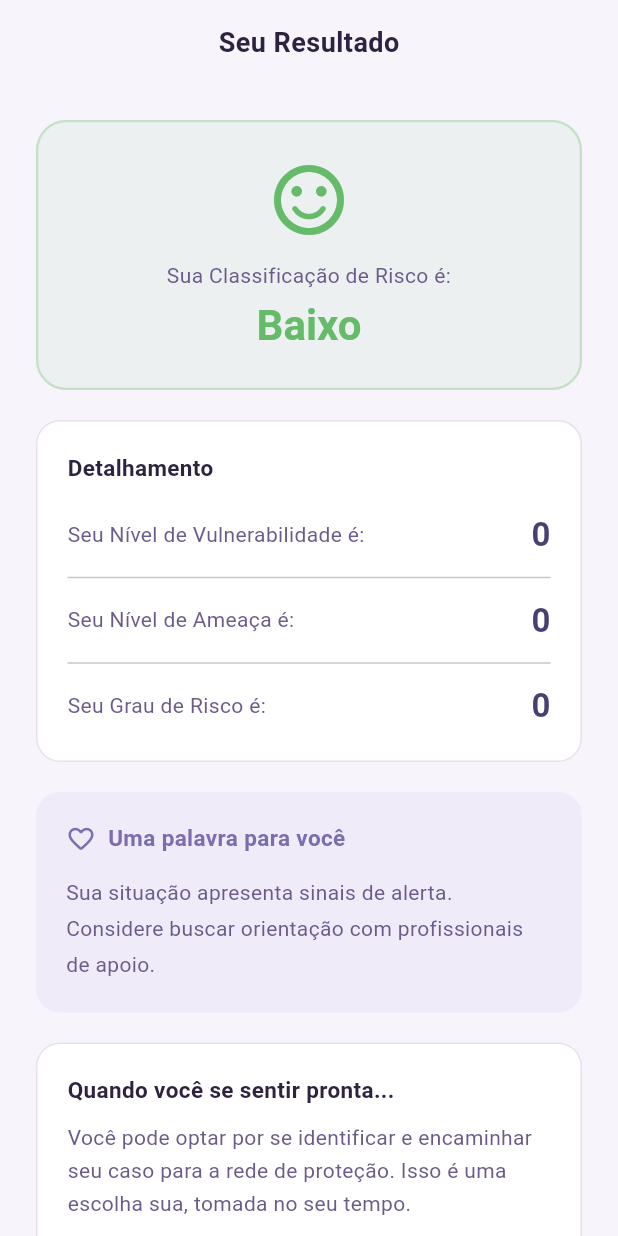
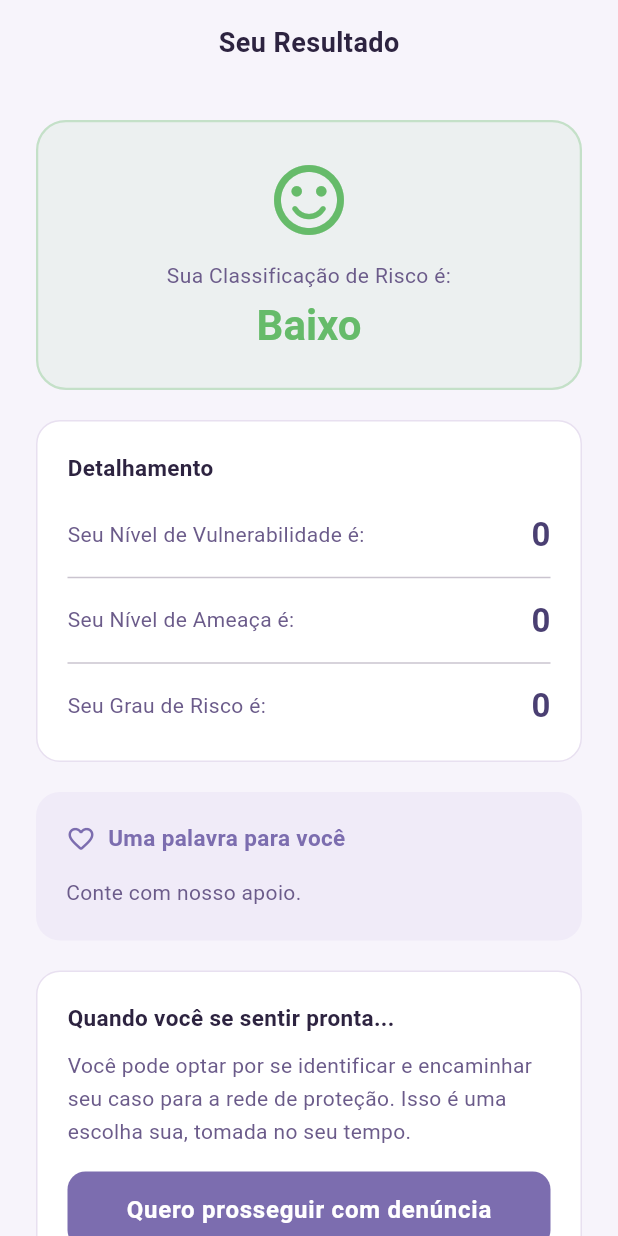
Before and after one commit to Emyrreis/desperte-mulher, a Flutter app: the ResultScreen screen opened directly with empty values, on a phone screen of 412 x 824 dp. Run offline on Flutter 3.47's test engine with Material 3 defaults, Android fonts, the phone set to English and light mode, and no system bars.

Commit message:
alterando mensagens  do result

```diff
--- a/lib/models/calculator.dart
+++ b/lib/models/calculator.dart
@@ -38,17 +38,13 @@ class RiskResult {
   String get orientationMessage {
     switch (classification) {
       case RiskClassification.baixo:
-        return 'Sua situação apresenta sinais de alerta. '
-            'Considere buscar orientação com profissionais de apoio.';
+        return 'Conte com nosso apoio. ';
       case RiskClassification.moderado:
-        return 'Sua situação merece atenção. '
-            'Recomendamos conversar com um profissional da rede de proteção.';
+        return 'Nossa rede de profissionais está disponível para você. ';
       case RiskClassification.alto:
-        return 'Sua situação indica risco significativo. '
-            'Existem recursos disponíveis para te ajudar quando você se sentir pronta.';
+        return 'Existem recursos disponíveis para te ajudar, estamos aqui. ';
       case RiskClassification.muitoAlto:
-        return 'Sua situação indica risco elevado. '
-            'A rede de proteção está disponível para te apoiar com sigilo e cuidado.';
+        return 'Estamos aqui para te apoiar com sigilo e cuidado, fale concosco. ';
     }
   }
 }
@@ -56,7 +52,7 @@ class RiskResult {
 class RiskCalculator {
   static const int _maxScore = 5; // limite por categoria
 
-  /// Calcula o resultado a partir de um mapa {questionId: valor selecionado}
+  /// calcula o resultado pela calculadora de risco
   static RiskResult calculate(
       Map<String, int> answers,
       List<Question> questions,
--- a/lib/screens/welcome.dart
+++ b/lib/screens/welcome.dart
@@ -134,7 +134,7 @@ class WelcomeScreen extends StatelessWidget {
           const SizedBox(height: 12),
           Text(
             'Ao final, você verá um resultado com orientações. Não há resposta certa '
-                'ou errada — apenas a sua realidade importa aqui.',
+                'ou errada, apenas a sua realidade importa aqui.',
             style: Theme.of(context).textTheme.bodyMedium?.copyWith(
               height: 1.6,
             ),
```
